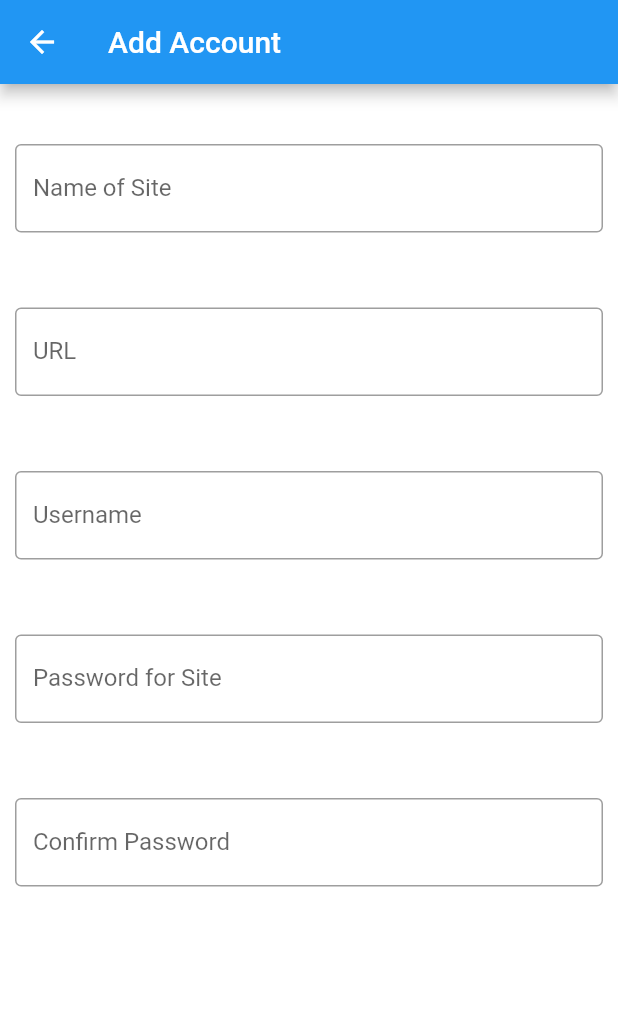
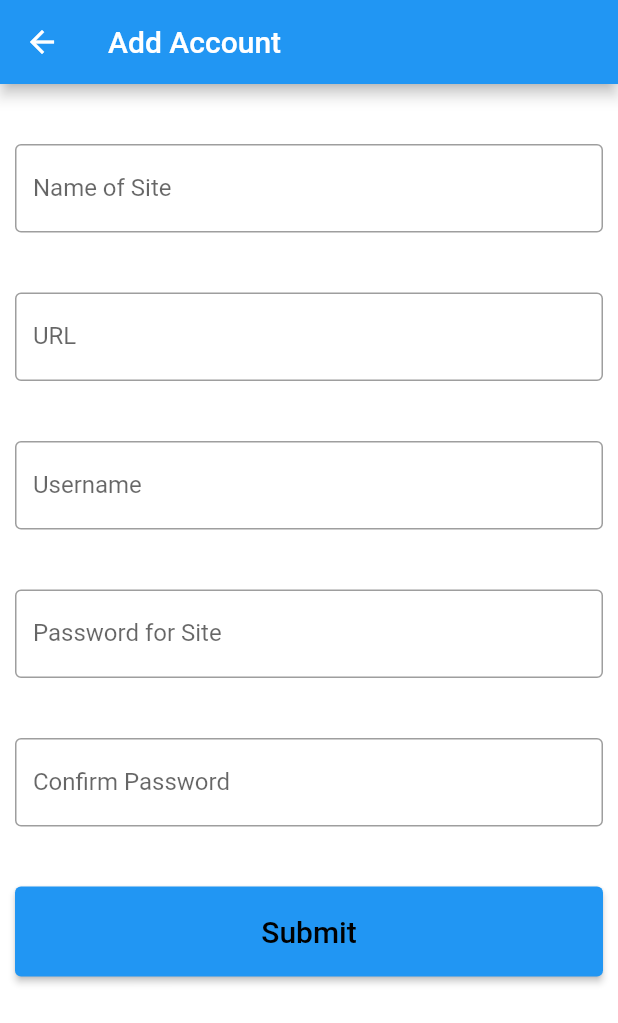
Before and after one commit to dcasas1/tesscuro, a Flutter app: the AddCredentials screen opened by its route, on a phone screen of 412 x 824 dp. Shown: the top 1023 px of the screen. Run offline on Flutter 3.47's test engine with Material 2 defaults, Android fonts, the phone set to English and light mode, and no system bars; missing offline and left inert: encrypt.

Commit message:
Converted Text Fields to Forms

```diff
--- a/lib/screens/addcredentials.dart
+++ b/lib/screens/addcredentials.dart
@@ -107,7 +107,7 @@ class _AddCredentialsState extends State<AddCredentials> {
                       },
                     ),
                     Container(
-                      padding: const EdgeInsets.all(25),
+                      padding: const EdgeInsets.all(20),
                     ),
                     TextFormField(
                       decoration: const InputDecoration(
@@ -122,7 +122,7 @@ class _AddCredentialsState extends State<AddCredentials> {
                       },
                     ),
                     Container(
-                      padding: const EdgeInsets.all(25),
+                      padding: const EdgeInsets.all(20),
                     ),
                     TextFormField(
                       decoration: const InputDecoration(
@@ -137,7 +137,7 @@ class _AddCredentialsState extends State<AddCredentials> {
                       },
                     ),
                     Container(
-                      padding: const EdgeInsets.all(25),
+                      padding: const EdgeInsets.all(20),
                     ),
                     TextFormField(
                       obscureText: true,
@@ -154,7 +154,7 @@ class _AddCredentialsState extends State<AddCredentials> {
                       },
                     ),
                     Container(
-                      padding: const EdgeInsets.all(25),
+                      padding: const EdgeInsets.all(20),
                     ),
                     TextFormField(
                       obscureText: true,
@@ -163,30 +163,34 @@ class _AddCredentialsState extends State<AddCredentials> {
                         labelText: 'Confirm Password',
                         hintText: 'Confirm Password for Site',
                       ),
+                      textInputAction: TextInputAction.done,
                       focusNode: _confirmPassFocusNode,
                       onFieldSubmitted: (_) {
                         _saveForm();
                       },
                     ),
+                    Container(
+                      padding: const EdgeInsets.all(20),
+                    ),
+                    SizedBox(
+                      height: 60,
+                      width: 200,
+                      child: ElevatedButton(
+                        onPressed: () {
+                          _saveForm();
+                        },
+                        child: const Text(
+                          'Submit',
+                          style: TextStyle(
+                            color: Colors.black,
+                            fontSize: 20,
+                          ),
+                        ),
+                      ),
+                    ),
                   ],
                 ),
               ),
-
-              //Submit Button
-              // SizedBox(
-              //   height: 60,
-              //   width: 200,
-              //   child: ElevatedButton(
-              //     onPressed: () => homeRoute(context),
-              //     child: const Text(
-              //       'Submit',
-              //       style: TextStyle(
-              //         color: Colors.black,
-              //         fontSize: 20,
-              //       ),
-              //     ),
-              //   ),
-              // ),
             ),
     );
   }
```
